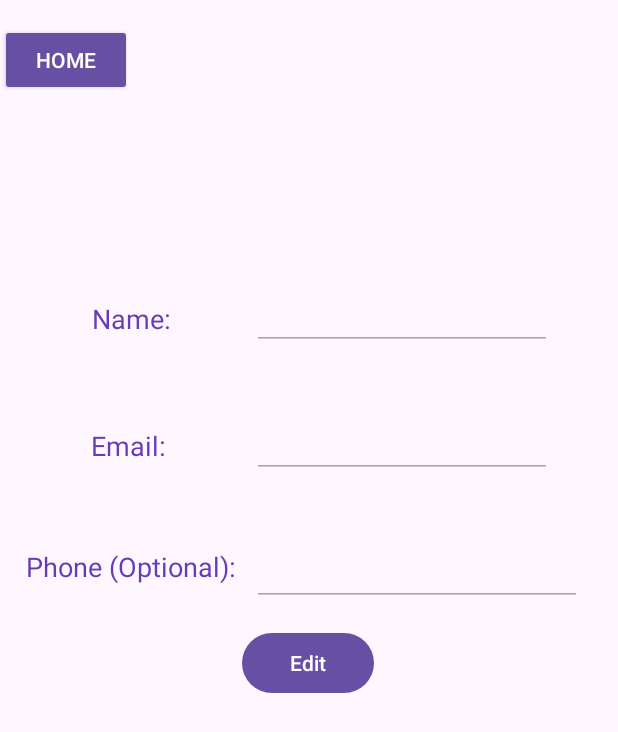
After one commit to CMPUT301F25fusion1/fusion1-events, an Android app: the ProfileViewActivity screen opened directly, with no data from a screen before it, on a phone screen of 412 x 824 dp. The commit adds this screen. Shown: the top 732 px of the screen. Run offline under Robolectric (Android 15) with nearby library versions, the phone set to English and light mode, and no system bars; our stand-ins replace Firebase (no records; nobody signed in at launch, a user with empty details on screens opened directly); 1 statement that could not run was skipped.

Commit message:
implemented code for US 01.02.02

```diff
--- a/code/fusion1events/app/src/main/AndroidManifest.xml
+++ b/code/fusion1events/app/src/main/AndroidManifest.xml
@@ -26,6 +26,7 @@
         <activity android:name=".EntrantHomeActivity"/>
         <activity android:name=".OrganizerHomeActivity"/>
         <activity android:name=".AdminHomeActivity"/>
+        <activity android:name=".ProfileViewActivity"/>
 
 
     </application>
--- a/code/fusion1events/app/src/main/java/com/example/fusion1_events/AdminHomeActivity.java
+++ b/code/fusion1events/app/src/main/java/com/example/fusion1_events/AdminHomeActivity.java
@@ -1,6 +1,7 @@
 package com.example.fusion1_events;
 
 import android.os.Bundle;
+import android.widget.Button;
 import android.widget.TextView;
 
 import androidx.activity.EdgeToEdge;
@@ -13,6 +14,8 @@ import com.google.firebase.installations.FirebaseInstallations;
 public class AdminHomeActivity extends AppCompatActivity {
 
     private CollectionReference profileRef;
+
+    private Button profileButton;
 
     @Override
     protected void onCreate(Bundle savedInstanceState) {
@@ -38,5 +41,13 @@ public class AdminHomeActivity extends AppCompatActivity {
             });
 
         });
+
+        profileButton = findViewById(R.id.buttonProfileAdminHome);
+        profileButton.setOnClickListener(v -> goProfileScreen());
+    }
+
+    private void goProfileScreen(){
+        startActivity(new android.content.Intent(this, ProfileViewActivity.class));
+        finish();
     }
 }
--- a/code/fusion1events/app/src/main/java/com/example/fusion1_events/EntrantHomeActivity.java
+++ b/code/fusion1events/app/src/main/java/com/example/fusion1_events/EntrantHomeActivity.java
@@ -1,6 +1,7 @@
 package com.example.fusion1_events;
 
 import android.os.Bundle;
+import android.widget.Button;
 import android.widget.TextView;
 
 import androidx.activity.EdgeToEdge;
@@ -12,6 +13,8 @@ import com.google.firebase.installations.FirebaseInstallations;
 public class EntrantHomeActivity extends AppCompatActivity {
 
     private CollectionReference profileRef;
+
+    private Button profileButton;
 
     @Override
     protected void onCreate(Bundle savedInstanceState) {
@@ -36,5 +39,13 @@ public class EntrantHomeActivity extends AppCompatActivity {
             });
 
         });
+
+        profileButton = findViewById(R.id.buttonProfileEntrantHome);
+        profileButton.setOnClickListener(v -> goProfileScreen());
+    }
+
+    private void goProfileScreen(){
+        startActivity(new android.content.Intent(this, ProfileViewActivity.class));
+        finish();
     }
 }
--- a/code/fusion1events/app/src/main/java/com/example/fusion1_events/OrganizerHomeActivity.java
+++ b/code/fusion1events/app/src/main/java/com/example/fusion1_events/OrganizerHomeActivity.java
@@ -1,6 +1,7 @@
 package com.example.fusion1_events;
 
 import android.os.Bundle;
+import android.widget.Button;
 import android.widget.TextView;
 
 import androidx.activity.EdgeToEdge;
@@ -12,6 +13,8 @@ import com.google.firebase.installations.FirebaseInstallations;
 public class OrganizerHomeActivity extends AppCompatActivity {
 
     private CollectionReference profileRef;
+
+    private Button profileButton;
 
     @Override
     protected void onCreate(Bundle savedInstanceState) {
@@ -36,5 +39,13 @@ public class OrganizerHomeActivity extends AppCompatActivity {
             });
 
         });
+
+        profileButton = findViewById(R.id.buttonProfileOrganizerHome);
+        profileButton.setOnClickListener(v -> goProfileScreen());
+    }
+
+    private void goProfileScreen(){
+        startActivity(new android.content.Intent(this, ProfileViewActivity.class));
+        finish();
     }
 }
--- /dev/null
+++ b/code/fusion1events/app/src/main/java/com/example/fusion1_events/ProfileViewActivity.java
@@ -0,0 +1,241 @@
+package com.example.fusion1_events;
+
+import android.os.Bundle;
+import android.text.TextUtils;
+import android.view.View;
+import android.widget.Button;
+import android.widget.EditText;
+import android.widget.Toast;
+
+import androidx.activity.EdgeToEdge;
+import androidx.appcompat.app.AppCompatActivity;
+
+import com.google.firebase.firestore.CollectionReference;
+import com.google.firebase.firestore.SetOptions;
+import com.google.firebase.installations.FirebaseInstallations;
+
+import java.util.HashMap;
+import java.util.Map;
+
+public class ProfileViewActivity extends AppCompatActivity {
+    private CollectionReference profileRef, entrantsRef, organizerRef, adminRef ;
+    private EditText nameProfileEditText, emailProfileEditText, numProfileEditText;
+
+    private Button homeButton, edtButton, saveButton, cancelEdtButton;
+
+    private String preEditName, preEditEmail, preEditNum;
+
+    @Override
+    protected void onCreate(Bundle savedInstanceState) {
+        super.onCreate(savedInstanceState);
+        EdgeToEdge.enable(this);
+        setContentView(R.layout.activity_profile_view);
+
+        homeButton = findViewById(R.id.buttonGoToHome);
+
+
+
+        edtButton = findViewById(R.id.buttonEdit);
+        saveButton = findViewById(R.id.buttonSaveEdit);
+        cancelEdtButton = findViewById(R.id.buttonCancelEdit);
+
+        profileRef = DatabaseReferences.getProfileDatabase();
+        entrantsRef = DatabaseReferences.getEntrantsDatabase();
+        organizerRef = DatabaseReferences.getOrganizersDatabase();
+        adminRef = DatabaseReferences.getAdminDatabase();
+
+
+
+        nameProfileEditText = findViewById(R.id.profileEditName);
+        emailProfileEditText = findViewById(R.id.profileEditEmail);
+        numProfileEditText = findViewById(R.id.profileEditNumber);
+
+        editMode(false);
+
+
+        FirebaseInstallations.getInstance().getId().addOnSuccessListener(deviceId -> {
+
+            profileRef.document(deviceId).get().addOnSuccessListener(profile -> {
+
+
+                preEditName = profile.getString("name");
+                preEditEmail = profile.getString("email");
+                preEditNum = profile.getString("number");
+
+                nameProfileEditText.setText(preEditName);
+                emailProfileEditText.setText(preEditEmail);
+                numProfileEditText.setText(preEditNum);
+
+            });
+
+
+        });
+
+        homeButton.setOnClickListener(v -> goHomeScreen());
+
+        edtButton.setOnClickListener(v -> editMode(true));
+
+        cancelEdtButton.setOnClickListener(v -> cancelEdit());
+
+        saveButton.setOnClickListener(v -> saveEdit());
+
+
+
+
+    }
+
+    private void goHomeScreen(){
+        FirebaseInstallations.getInstance().getId().addOnSuccessListener(deviceId -> {
+
+            profileRef.document(deviceId).get().addOnSuccessListener(profile -> {
+
+                if (profile.exists()) {
+                    String role = profile.getString("role");
+
+                    if (role.equals("ENTRANT")) {
+                        startActivity(new android.content.Intent(this, EntrantHomeActivity.class));
+                        finish();
+                    }
+                    if (role.equals("ORGANIZER")) {
+                        startActivity(new android.content.Intent(this, OrganizerHomeActivity.class));
+                        finish();
+                    }
+                    if (role.equals("ADMIN")) {
+                        startActivity(new android.content.Intent(this, AdminHomeActivity.class));
+                        finish();
+                    }
+                } else {
+                    startActivity(new android.content.Intent(this, SignUpActivity.class));
+                    finish();
+                }
+            });
+        });
+    }
+
+
+    private void editMode(boolean Mode){
+
+        if (Mode){
+            edtButton.setVisibility(View.GONE);
+            saveButton.setVisibility(View.VISIBLE);
+            cancelEdtButton.setVisibility(View.VISIBLE);
+        }
+
+        else {
+            edtButton.setVisibility(View.VISIBLE);
+            saveButton.setVisibility(View.GONE);
+            cancelEdtButton.setVisibility(View.GONE);
+        }
+
+        nameProfileEditText.setEnabled(Mode);
+        emailProfileEditText.setEnabled(Mode);
+        numProfileEditText.setEnabled(Mode);
+    }
+
+
+    private void cancelEdit(){
+
+        nameProfileEditText.setText(preEditName);
+        emailProfileEditText.setText(preEditEmail);
+        numProfileEditText.setText(preEditNum);
+
+        editMode(false);
+
+        Toast.makeText(this, "Edit Canceled", Toast.LENGTH_SHORT).show();
+
+    }
+
+    private void saveEdit(){
+        String postEditName = nameProfileEditText.getText().toString().trim();
+        String postEditEmail = emailProfileEditText.getText().toString().trim();
+        String postEditNum = numProfileEditText.getText().toString().trim();
+
+        if(TextUtils.isEmpty(postEditName)){
+            Toast.makeText(this, "Please Enter a Name", Toast.LENGTH_SHORT).show();
+            return;
+        }
+
+        if(TextUtils.isEmpty(postEditEmail)){
+            Toast.makeText(this, "Please Enter an Email Address", Toast.LENGTH_SHORT).show();
+            return;
+        }
+
+        saveButton.setEnabled(false);
+
+        FirebaseInstallations.getInstance().getId().addOnSuccessListener(device_id -> {
+            Map<String, Object> updateProfileData = new HashMap<>();
+
+            updateProfileData.put("name", postEditName);
+            updateProfileData   .put("email", postEditEmail);
+
+            if (!postEditNum.isEmpty()){
+                updateProfileData.put("number", postEditNum);
+            }
+
+            else {
+                updateProfileData.put("number", "NA");
+            }
+
+            profileRef.document(device_id).get().addOnSuccessListener(profile -> {
+
+                if (profile.exists()) {
+                    String role = profile.getString("role");
+                }
+            });
+
+            profileRef.document(device_id).set(updateProfileData, SetOptions.merge())
+                    .addOnSuccessListener(aVoid -> {
+
+                        profileRef.document(device_id).get().addOnSuccessListener(profile -> {
+
+                            String role = profile.getString("role");
+
+                            if (role.equals("ENTRANT")) {
+                                entrantsRef.document(device_id).set(updateProfileData, SetOptions.merge());
+                            }
+
+                            if (role.equals("ORGANIZER")){
+                                organizerRef.document(device_id).set(updateProfileData, SetOptions.merge());
+                            }
+
+                            if (role.equals("ADMIN")) {
+                                adminRef.document(device_id).set(updateProfileData, SetOptions.merge());
+                            }
+                        });
+                        Toast.makeText(this, "Edit commited Successful!!", Toast.LENGTH_SHORT).show();
+
+
+
+                        preEditName =postEditName;
+                        preEditEmail = postEditEmail;
+
+                        if (postEditNum.isEmpty()){
+                            preEditNum = "NA";
+                        }
+
+                        else {
+                            preEditNum = postEditNum;
+                        }
+
+                        nameProfileEditText.setText(preEditName);
+                        emailProfileEditText.setText(preEditEmail);
+                        numProfileEditText.setText(preEditNum);
+
+                        editMode(false);
+                        saveButton.setEnabled(true);
+
+
+                    })
+
+                    .addOnFailureListener(e ->{
+                        Toast.makeText(this, "Edit Failed", Toast.LENGTH_SHORT).show();
+                        saveButton.setEnabled(true);
+
+                    });
+        });
+
+
+
+
+    }
+}
--- a/code/fusion1events/app/src/main/java/com/example/fusion1_events/SignUpActivity.java
+++ b/code/fusion1events/app/src/main/java/com/example/fusion1_events/SignUpActivity.java
@@ -11,7 +11,6 @@ import androidx.activity.EdgeToEdge;
 import androidx.appcompat.app.AppCompatActivity;
 
 import com.google.firebase.firestore.CollectionReference;
-import com.google.firebase.firestore.FirebaseFirestore;
 import com.google.firebase.installations.FirebaseInstallations;
 
 import java.util.HashMap;
--- a/code/fusion1events/app/src/main/res/layout/activity_admin_home.xml
+++ b/code/fusion1events/app/src/main/res/layout/activity_admin_home.xml
@@ -9,7 +9,7 @@
         android:layout_width="wrap_content"
         android:layout_height="wrap_content"
         android:layout_marginTop="96dp"
-        android:text="OrganizerHome"
+        android:text="AdminHome"
         android:textSize="20dp"
         app:layout_constraintEnd_toEndOf="parent"
         app:layout_constraintStart_toStartOf="parent"
@@ -25,4 +25,14 @@
         app:layout_constraintEnd_toEndOf="parent"
         app:layout_constraintStart_toStartOf="parent"
         app:layout_constraintTop_toBottomOf="@+id/textView" />
+
+    <Button
+        android:id="@+id/buttonProfileAdminHome"
+        style="@style/Widget.AppCompat.Button"
+        android:layout_width="wrap_content"
+        android:layout_height="wrap_content"
+        android:layout_marginTop="16dp"
+        android:text="@string/Profile"
+        app:layout_constraintStart_toStartOf="parent"
+        app:layout_constraintTop_toTopOf="parent" />
 </androidx.constraintlayout.widget.ConstraintLayout>
--- a/code/fusion1events/app/src/main/res/layout/activity_entrant_home.xml
+++ b/code/fusion1events/app/src/main/res/layout/activity_entrant_home.xml
@@ -27,4 +27,15 @@
         app:layout_constraintStart_toStartOf="parent"
         app:layout_constraintTop_toBottomOf="@+id/textView" />
 
+    <Button
+        android:id="@+id/buttonProfileEntrantHome"
+        style="@style/Widget.AppCompat.Button"
+        android:layout_width="wrap_content"
+        android:layout_height="wrap_content"
+        android:layout_marginStart="4dp"
+        android:layout_marginTop="16dp"
+        android:text="@string/Profile"
+        app:layout_constraintStart_toStartOf="parent"
+        app:layout_constraintTop_toTopOf="parent" />
+
 </androidx.constraintlayout.widget.ConstraintLayout>
--- a/code/fusion1events/app/src/main/res/layout/activity_organizer_home.xml
+++ b/code/fusion1events/app/src/main/res/layout/activity_organizer_home.xml
@@ -26,4 +26,14 @@
         app:layout_constraintEnd_toEndOf="parent"
         app:layout_constraintStart_toStartOf="parent"
         app:layout_constraintTop_toBottomOf="@+id/textView" />
+
+    <Button
+        android:id="@+id/buttonProfileOrganizerHome"
+        style="@style/Widget.AppCompat.Button"
+        android:layout_width="wrap_content"
+        android:layout_height="wrap_content"
+        android:layout_marginTop="16dp"
+        android:text="@string/Profile"
+        app:layout_constraintStart_toStartOf="parent"
+        app:layout_constraintTop_toTopOf="parent" />
 </androidx.constraintlayout.widget.ConstraintLayout>
--- /dev/null
+++ b/code/fusion1events/app/src/main/res/layout/activity_profile_view.xml
@@ -0,0 +1,139 @@
+<?xml version="1.0" encoding="utf-8"?>
+<androidx.constraintlayout.widget.ConstraintLayout xmlns:android="http://schemas.android.com/apk/res/android"
+    xmlns:app="http://schemas.android.com/apk/res-auto"
+    xmlns:tools="http://schemas.android.com/tools"
+    android:layout_width="match_parent"
+    android:layout_height="match_parent">
+
+    <Button
+        android:id="@+id/buttonGoToHome"
+        style="@style/Widget.AppCompat.Button"
+        android:layout_width="wrap_content"
+        android:layout_height="wrap_content"
+        android:layout_marginTop="16dp"
+        android:text="@string/Home"
+        app:layout_constraintStart_toStartOf="parent"
+        app:layout_constraintTop_toTopOf="parent"
+        android:visibility="visible"/>
+
+
+    <EditText
+        android:id="@+id/profileEditName"
+        android:layout_width="200dp"
+        android:layout_height="wrap_content"
+        android:layout_marginTop="60dp"
+        android:layout_marginEnd="44dp"
+        app:layout_constraintEnd_toEndOf="parent"
+        app:layout_constraintTop_toBottomOf="@+id/imageView"
+        android:enabled="false"/>
+
+    <EditText
+        android:id="@+id/profileEditEmail"
+        android:layout_width="200dp"
+        android:layout_height="wrap_content"
+        android:layout_marginTop="40dp"
+        android:layout_marginEnd="44dp"
+        app:layout_constraintEnd_toEndOf="parent"
+        app:layout_constraintTop_toBottomOf="@+id/profileEditName"
+        android:enabled="false"/>
+
+    <EditText
+        android:id="@+id/profileEditNumber"
+        android:layout_width="220dp"
+        android:layout_height="wrap_content"
+        android:layout_marginTop="40dp"
+        android:layout_marginEnd="24dp"
+        app:layout_constraintEnd_toEndOf="parent"
+        app:layout_constraintTop_toBottomOf="@+id/profileEditEmail"
+        android:enabled="false"/>
+
+
+    <TextView
+        android:id="@+id/textViewProfileName"
+        android:layout_width="wrap_content"
+        android:layout_height="wrap_content"
+        android:layout_marginTop="72dp"
+        android:text="Name: "
+        android:textColor="#673AB7"
+        android:textSize="18sp"
+        app:layout_constraintEnd_toStartOf="@+id/profileEditName"
+        app:layout_constraintHorizontal_bias="0.554"
+        app:layout_constraintStart_toStartOf="parent"
+        app:layout_constraintTop_toBottomOf="@+id/imageView" />
+
+    <TextView
+        android:id="@+id/textViewProfileEmail"
+        android:layout_width="wrap_content"
+        android:layout_height="wrap_content"
+        android:layout_marginTop="60dp"
+        android:text="Email: "
+        android:textColor="#673AB7"
+        android:textSize="18sp"
+        app:layout_constraintEnd_toStartOf="@+id/profileEditEmail"
+        app:layout_constraintHorizontal_bias="0.537"
+        app:layout_constraintStart_toStartOf="parent"
+        app:layout_constraintTop_toBottomOf="@+id/textViewProfileName" />
+
+    <TextView
+        android:id="@+id/textViewProfileNumber"
+        android:layout_width="wrap_content"
+        android:layout_height="wrap_content"
+        android:layout_marginTop="56dp"
+        android:text="Phone (Optional): "
+        android:textColor="#673AB7"
+        android:textSize="18sp"
+        app:layout_constraintEnd_toStartOf="@+id/profileEditNumber"
+        app:layout_constraintHorizontal_bias="0.75"
+        app:layout_constraintStart_toStartOf="parent"
+        app:layout_constraintTop_toBottomOf="@+id/textViewProfileEmail" />
+
+
+    <Button
+        android:id="@+id/buttonEdit"
+        android:layout_width="wrap_content"
+        android:layout_height="wrap_content"
+        android:layout_marginTop="28dp"
+        android:text="Edit"
+        app:layout_constraintEnd_toEndOf="parent"
+        app:layout_constraintHorizontal_bias="0.498"
+        app:layout_constraintStart_toStartOf="parent"
+        app:layout_constraintTop_toBottomOf="@+id/textViewProfileNumber" />
+
+    <ImageView
+        android:id="@+id/imageView"
+        android:layout_width="wrap_content"
+        android:layout_height="wrap_content"
+        android:layout_marginTop="128dp"
+        app:layout_constraintEnd_toEndOf="parent"
+        app:layout_constraintHorizontal_bias="0.498"
+        app:layout_constraintStart_toStartOf="parent"
+        app:layout_constraintTop_toTopOf="parent"
+        tools:srcCompat="@tools:sample/avatars" />
+
+    <Button
+        android:id="@+id/buttonSaveEdit"
+        android:layout_width="wrap_content"
+        android:layout_height="wrap_content"
+        android:layout_marginBottom="88dp"
+        android:text="Save"
+        app:layout_constraintBottom_toBottomOf="parent"
+        app:layout_constraintEnd_toStartOf="@+id/buttonCancelEdit"
+        app:layout_constraintHorizontal_bias="0.446"
+        app:layout_constraintStart_toStartOf="parent"
+        android:visibility="gone"/>
+
+    <Button
+        android:id="@+id/buttonCancelEdit"
+        android:layout_width="wrap_content"
+        android:layout_height="wrap_content"
+        android:layout_marginEnd="72dp"
+        android:layout_marginBottom="88dp"
+        android:text="Cancel"
+        app:layout_constraintBottom_toBottomOf="parent"
+        app:layout_constraintEnd_toEndOf="parent"
+        android:visibility="gone"/>
+
+
+
+
+</androidx.constraintlayout.widget.ConstraintLayout>
--- a/code/fusion1events/app/src/main/res/layout/activity_signup.xml
+++ b/code/fusion1events/app/src/main/res/layout/activity_signup.xml
@@ -97,12 +97,12 @@
         android:id="@+id/textViewNumber"
         android:layout_width="wrap_content"
         android:layout_height="wrap_content"
-        android:layout_marginTop="56dp"
+        android:layout_marginTop="64dp"
         android:text="Phone(Optional)"
         android:textColor="#673AB7"
         android:textSize="18sp"
         app:layout_constraintEnd_toStartOf="@+id/signupNumber"
-        app:layout_constraintHorizontal_bias="0.75"
+        app:layout_constraintHorizontal_bias="0.702"
         app:layout_constraintStart_toStartOf="parent"
         app:layout_constraintTop_toBottomOf="@+id/textViewEmail" />
 
--- a/code/fusion1events/app/src/main/res/values/strings.xml
+++ b/code/fusion1events/app/src/main/res/values/strings.xml
@@ -6,4 +6,8 @@
         <item>ORGANIZER</item>
         <item>ADMIN</item>
     </string-array>
+
+    <string name="Profile">Profile</string>
+
+    <string name="Home">Home</string>
 </resources>
```
